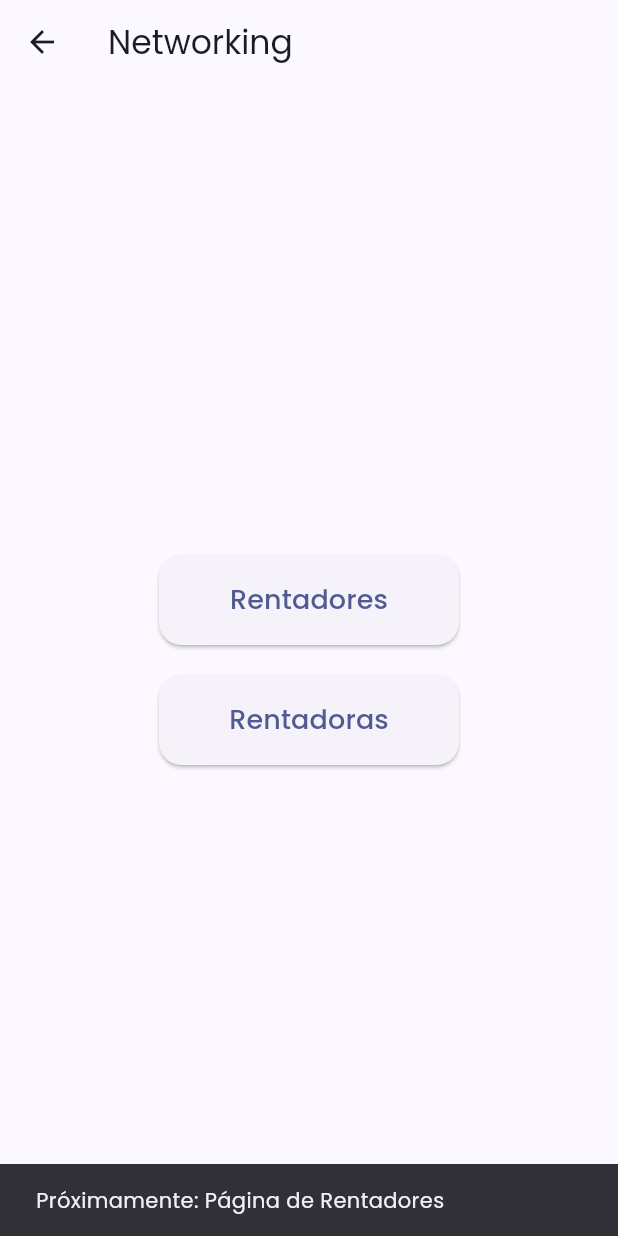
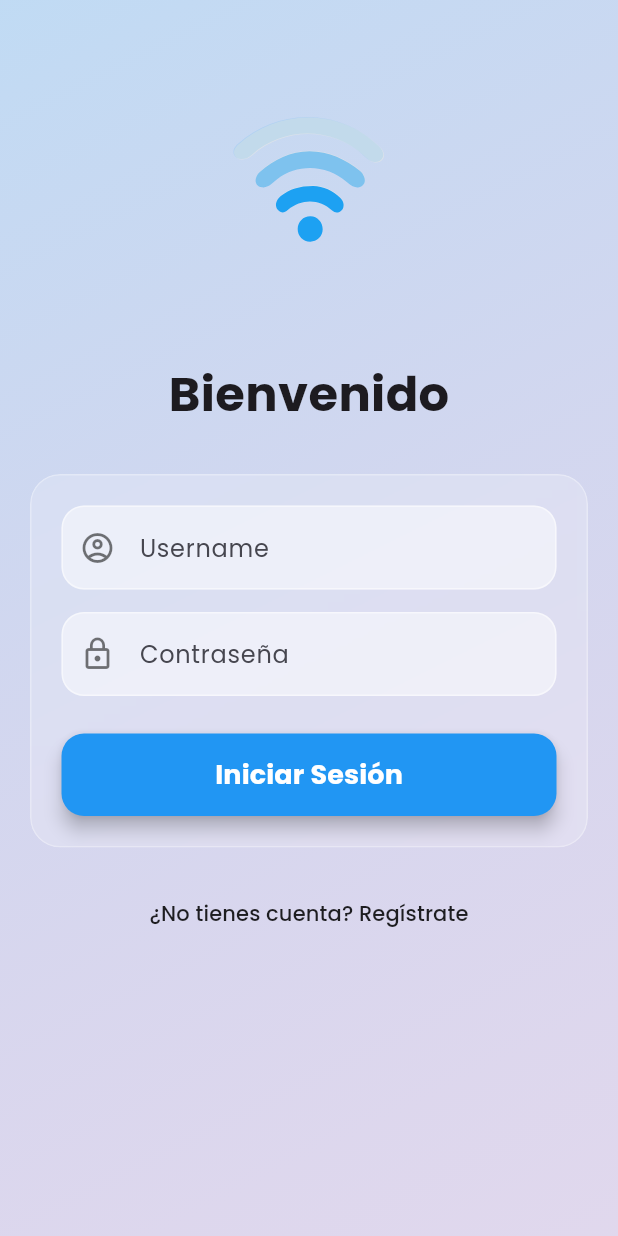
Before and after one commit to JoelCanul2005/CookBookJoel, a Flutter app: the MainNetworking screen opened directly, after a tap on "Rentadores", on a phone screen of 412 x 824 dp. Run offline on Flutter 3.47's test engine with Material 3 defaults, Android fonts, the phone set to English and light mode, and no system bars; our stand-ins replace animated_text_kit, cached_network_image, google_fonts, lottie, shared_preferences, shimmer; accounts and stored records are empty; network calls fail; project files that could hold a hidden picture were left out.

Commit message:
cada vez mas cerca de la baja

```diff
--- a/src/cookbook_app/lib/pages/networking/main_networking.dart
+++ b/src/cookbook_app/lib/pages/networking/main_networking.dart
@@ -1,5 +1,6 @@
 import 'package:flutter/material.dart';
-import 'rentadoras_auth_page.dart'; // Asegúrate que esta ruta sea correcta
+import 'rentadoras_auth_page.dart';
+import 'rentadores_auth_page.dart'; // Asegúrate de crear este archivo
 
 class MainNetworking extends StatelessWidget {
   const MainNetworking({super.key});
@@ -24,9 +25,10 @@ class MainNetworking extends StatelessWidget {
                   ),
                 ),
                 onPressed: () {
-                  ScaffoldMessenger.of(context).showSnackBar(
-                    const SnackBar(
-                      content: Text('Próximamente: Página de Rentadores'),
+                  Navigator.push(
+                    context,
+                    MaterialPageRoute(
+                      builder: (context) => const RentadoresAuthPage(), // Nueva página de autenticación para Rentadores
                     ),
                   );
                 },
@@ -47,7 +49,7 @@ class MainNetworking extends StatelessWidget {
                   Navigator.push(
                     context,
                     MaterialPageRoute(
-                      builder: (context) => const RentadorasAuthPage(), // Asegúrate que este nombre coincida con tu clase
+                      builder: (context) => const RentadorasAuthPage(),
                     ),
                   );
                 },
--- /dev/null
+++ b/src/cookbook_app/lib/pages/networking/rentadores_auth_page.dart
@@ -0,0 +1,325 @@
+import 'package:flutter/material.dart';
+import 'package:lottie/lottie.dart';
+import 'package:google_fonts/google_fonts.dart';
+import 'package:http/http.dart' as http;
+import 'package:shared_preferences/shared_preferences.dart';
+import 'package:cookbook_joel/pages/networking/rentadores_home_page.dart';
+import 'dart:convert';
+import 'dart:ui';
+
+class RentadoresAuthPage extends StatefulWidget {
+  const RentadoresAuthPage({super.key});
+
+  @override
+  State<RentadoresAuthPage> createState() => _RentadoresAuthPageState();
+}
+
+class _RentadoresAuthPageState extends State<RentadoresAuthPage>
+    with SingleTickerProviderStateMixin {
+  bool isLogin = true;
+  bool isLoading = false;
+  late AnimationController _controller;
+
+  // Controladores para los campos de texto
+  final _nombreController = TextEditingController();
+  final _usernameController = TextEditingController();
+  final _passwordController = TextEditingController();
+
+  // URL base de la API
+  final String baseUrl = 'https://apirentz2-1.onrender.com/api/auth';
+
+  @override
+  void initState() {
+    _controller = AnimationController(
+      vsync: this,
+      duration: const Duration(milliseconds: 800),
+    );
+    _controller.forward();
+    super.initState();
+  }
+
+  @override
+  void dispose() {
+    _controller.dispose();
+    _nombreController.dispose();
+    _usernameController.dispose();
+    _passwordController.dispose();
+    super.dispose();
+  }
+
+  // Función para manejar el registro
+  Future<void> _handleRegister() async {
+    setState(() => isLoading = true);
+
+    try {
+      final response = await http.post(
+        Uri.parse('$baseUrl/register'),
+        headers: {'Content-Type': 'application/json'},
+        body: json.encode({
+          'nombre': _nombreController.text,
+          'username': _usernameController.text,
+          'contrasenia': _passwordController.text,
+        }),
+      );
+
+      if (response.statusCode == 201) {
+        if (!mounted) return;
+
+        ScaffoldMessenger.of(context).showSnackBar(
+          const SnackBar(
+            content: Text('Usuario registrado exitosamente'),
+            backgroundColor: Colors.green,
+          ),
+        );
+        setState(() => isLogin = true);
+      } else {
+        final error = json.decode(response.body);
+        throw Exception(error['mensaje'] ?? 'Error en el registro');
+      }
+    } catch (e) {
+      if (!mounted) return;
+      ScaffoldMessenger.of(context).showSnackBar(
+        SnackBar(
+          content: Text(e.toString()),
+          backgroundColor: Colors.red,
+        ),
+      );
+    } finally {
+      if (mounted) setState(() => isLoading = false);
+    }
+  }
+
+  // Función para manejar el login
+  Future<void> _handleLogin() async {
+    setState(() => isLoading = true);
+
+    try {
+      final response = await http.post(
+        Uri.parse('$baseUrl/login'),
+        headers: {'Content-Type': 'application/json'},
+        body: json.encode({
+          'username': _usernameController.text,
+          'contrasenia': _passwordController.text,
+        }),
+      );
+
+      if (response.statusCode == 200) {
+        final data = json.decode(response.body);
+        final token = data['token'];
+
+        // Guardar el token
+        final prefs = await SharedPreferences.getInstance();
+        await prefs.setString('auth_token', token);
+
+        if (!mounted) return;
+
+        // Navegar al home y remover todas las rutas anteriores
+        Navigator.pushAndRemoveUntil(
+          context,
+          MaterialPageRoute(builder: (context) => const RentadoresHomePage()),
+              (route) => false,
+        );
+      } else {
+        final error = json.decode(response.body);
+        throw Exception(error['mensaje'] ?? 'Credenciales incorrectas');
+      }
+    } catch (e) {
+      if (!mounted) return;
+      ScaffoldMessenger.of(context).showSnackBar(
+        SnackBar(
+          content: Text(e.toString()),
+          backgroundColor: Colors.red,
+        ),
+      );
+    } finally {
+      if (mounted) setState(() => isLoading = false);
+    }
+  }
+
+  @override
+  Widget build(BuildContext context) {
+    return Scaffold(
+      backgroundColor: const Color(0xFFE8ECF4),
+      body: Stack(
+        children: [
+          // Fondo con degradado
+          Container(
+            decoration: BoxDecoration(
+              gradient: LinearGradient(
+                begin: Alignment.topLeft,
+                end: Alignment.bottomRight,
+                colors: [
+                  Colors.blue.withOpacity(0.2),
+                  Colors.purple.withOpacity(0.1),
+                ],
+              ),
+            ),
+          ),
+
+          // Contenido principal
+          SafeArea(
+            child: SingleChildScrollView(
+              padding: const EdgeInsets.all(20),
+              child: Column(
+                children: [
+                  // Animación Lottie
+                  SlideTransition(
+                    position: Tween<Offset>(
+                      begin: const Offset(0, -0.5),
+                      end: Offset.zero,
+                    ).animate(CurvedAnimation(
+                      parent: _controller,
+                      curve: Curves.easeOut,
+                    )),
+                    child: Lottie.asset(
+                      'assets/lottie/networking.json', // Asegúrate de tener esta animación
+                      height: 200,
+                    ),
+                  ),
+
+                  const SizedBox(height: 20),
+
+                  // Título
+                  Text(
+                    isLogin ? 'Bienvenido' : 'Crear Cuenta',
+                    style: GoogleFonts.poppins(
+                      fontSize: 32,
+                      fontWeight: FontWeight.bold,
+                    ),
+                  ),
+
+                  const SizedBox(height: 30),
+
+                  // Formulario con efecto glassmorphism
+                  ClipRRect(
+                    borderRadius: BorderRadius.circular(20),
+                    child: BackdropFilter(
+                      filter: ImageFilter.blur(sigmaX: 10, sigmaY: 10),
+                      child: Container(
+                        padding: const EdgeInsets.all(20),
+                        decoration: BoxDecoration(
+                          color: Colors.white.withOpacity(0.2),
+                          borderRadius: BorderRadius.circular(20),
+                          border: Border.all(
+                            color: Colors.white.withOpacity(0.3),
+                          ),
+                        ),
+                        child: Column(
+                          children: [
+                            if (!isLogin) ...[
+                              _buildTextField(
+                                controller: _nombreController,
+                                hint: 'Nombre completo',
+                                icon: Icons.person_outline,
+                              ),
+                              const SizedBox(height: 15),
+                            ],
+
+                            _buildTextField(
+                              controller: _usernameController,
+                              hint: 'Username',
+                              icon: Icons.account_circle_outlined,
+                            ),
+                            const SizedBox(height: 15),
+
+                            _buildTextField(
+                              controller: _passwordController,
+                              hint: 'Contraseña',
+                              icon: Icons.lock_outline,
+                              isPassword: true,
+                            ),
+                            const SizedBox(height: 25),
+
+                            // Botón de acción
+                            SizedBox(
+                              width: double.infinity,
+                              height: 55,
+                              child: ElevatedButton(
+                                onPressed: isLoading
+                                    ? null
+                                    : () => isLogin ? _handleLogin() : _handleRegister(),
+                                style: ElevatedButton.styleFrom(
+                                  backgroundColor: Colors.blue,
+                                  shape: RoundedRectangleBorder(
+                                    borderRadius: BorderRadius.circular(15),
+                                  ),
+                                  elevation: 5,
+                                ),
+                                child: isLoading
+                                    ? const CircularProgressIndicator(color: Colors.white)
+                                    : Text(
+                                  isLogin ? 'Iniciar Sesión' : 'Registrarse',
+                                  style: GoogleFonts.poppins(
+                                    fontSize: 18,
+                                    fontWeight: FontWeight.bold,
+                                    color: Colors.white,
+                                  ),
+                                ),
+                              ),
+                            ),
+                          ],
+                        ),
+                      ),
+                    ),
+                  ),
+
+                  const SizedBox(height: 20),
+
+                  // Botón para cambiar entre login y registro
+                  TextButton(
+                    onPressed: () {
+                      setState(() {
+                        isLogin = !isLogin;
+                        _controller.reset();
+                        _controller.forward();
+                      });
+                    },
+                    child: Text(
+                      isLogin
+                          ? '¿No tienes cuenta? Regístrate'
+                          : '¿Ya tienes cuenta? Inicia sesión',
+                      style: GoogleFonts.poppins(
+                        color: Colors.black87,
+                        fontWeight: FontWeight.w500,
+                      ),
+                    ),
+                  ),
+                ],
+              ),
+            ),
+          ),
+        ],
+      ),
+    );
+  }
+
+  Widget _buildTextField({
+    required TextEditingController controller,
+    required String hint,
+    required IconData icon,
+    bool isPassword = false,
+  }) {
+    return TextField(
+      controller: controller,
+      obscureText: isPassword,
+      decoration: InputDecoration(
+        hintText: hint,
+        prefixIcon: Icon(icon, color: Colors.black54),
+        filled: true,
+        fillColor: Colors.white.withOpacity(0.5),
+        border: OutlineInputBorder(
+          borderRadius: BorderRadius.circular(15),
+          borderSide: BorderSide.none,
+        ),
+        enabledBorder: OutlineInputBorder(
+          borderRadius: BorderRadius.circular(15),
+          borderSide: BorderSide(color: Colors.white.withOpacity(0.5)),
+        ),
+        focusedBorder: OutlineInputBorder(
+          borderRadius: BorderRadius.circular(15),
+          borderSide: const BorderSide(color: Colors.blue),
+        ),
+      ),
+    );
+  }
+}
```
Also changed, not shown: src/cookbook_app/lib/pages/networking/rentadores_home_page.dart (added, +221 -0 lines).
